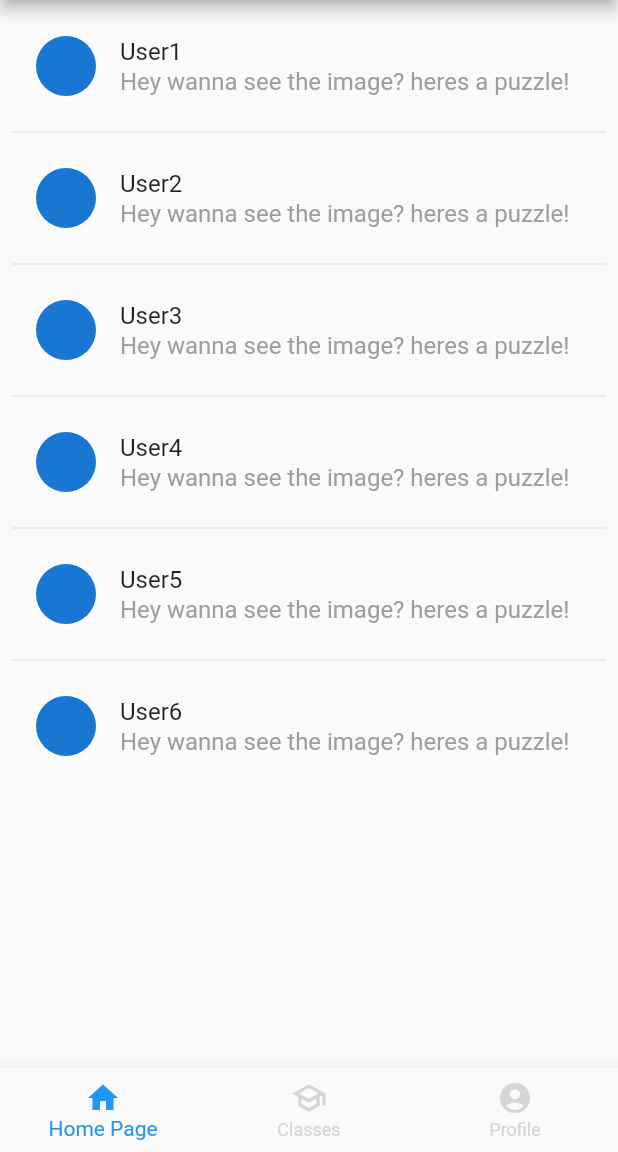
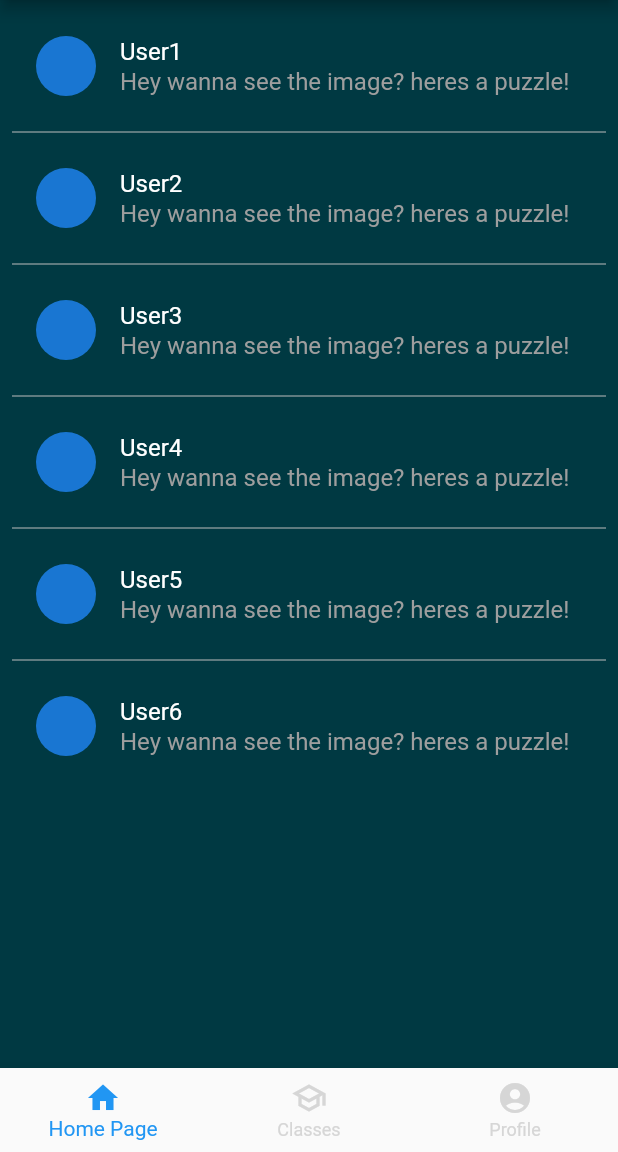
Before and after one commit to sahinemin/snap_puzzle, a Flutter app: the MainPage screen opened directly, on a phone screen of 412 x 824 dp, the part 84-1236 px from its top. Run offline on Flutter 3.47's test engine with Material 2 defaults, Android fonts, the phone set to English and light mode, and no system bars; our stand-ins replace firebase_auth, firebase_core; accounts and stored records are empty.

Commit message:
Updated theme design
3rd commit, updated theme design

```diff
--- a/lib/classroom.dart
+++ b/lib/classroom.dart
@@ -7,16 +7,17 @@ class Classroom extends StatelessWidget {
     return Padding(
       padding: const EdgeInsets.all(8.0),
       child: Container(
+        color: Color(0xFF003942),
         height: 120.0,
         child: ListView.separated(
           separatorBuilder: (context, index) => Divider(
-            color: Colors.grey[600],
+            color: Colors.grey[400],
           ),
           itemCount: List1.length,
           itemBuilder: (BuildContext context, int index){
             return ListTile(
               leading: CircleAvatar(),
-              title: Text(List1[index]),
+              title: Text(List1[index], style: TextStyle(color: Colors.white)),
               subtitle: Text(
                 'Your hocam uploaded a new image, solve a puzzle',
                 overflow: TextOverflow.ellipsis,
--- a/lib/contacts.dart
+++ b/lib/contacts.dart
@@ -45,6 +45,7 @@ class _MainPageState extends State<MainPage> {
   @override
   Widget build(BuildContext context) {
     return Scaffold(
+      backgroundColor: Color(0xFF003942),
         body: PageView(
           // physics: NeverScrollableScrollPhysics(),
           onPageChanged: (pageNo) {
@@ -87,16 +88,17 @@ class Page1 extends StatelessWidget {
     return Padding(
       padding: const EdgeInsets.all(8.0),
       child: Container(
+        color: Color(0xFF003942),
         height: 120.0,
         child: ListView.separated(
           separatorBuilder: (context, index) => Divider(
-            color: Colors.grey[560],
+            color: Colors.grey[400],
           ),
           itemCount: List1.length,
           itemBuilder: (BuildContext context, int index){
             return ListTile(
               leading: CircleAvatar(),
-              title: Text(List1[index]),
+              title: Text(List1[index], style: TextStyle(color: Colors.white)),
               subtitle: Text(
                 'Hey wanna see the image? heres a puzzle!',
                 overflow: TextOverflow.ellipsis,
```
